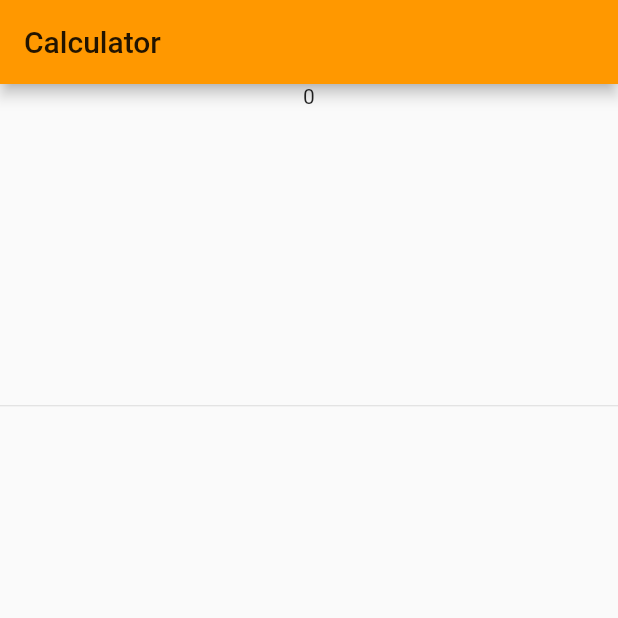
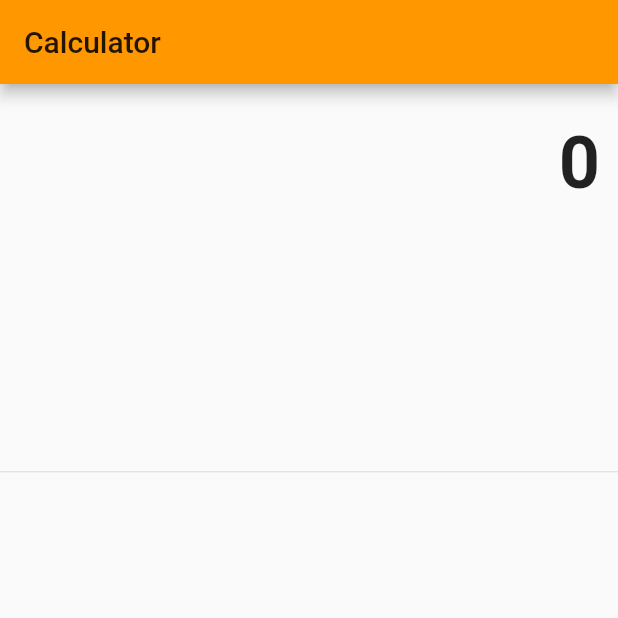
Before and after one commit to z35ali/calculator_app, a Flutter app: the screen it shows after launch, on a phone screen of 412 x 824 dp, the top half of it. Run offline on Flutter 3.47's test engine with Material 2 defaults, Android fonts, the phone set to English and light mode, and no system bars.

Commit message:
Style output text

```diff
--- a/lib/main.dart
+++ b/lib/main.dart
@@ -44,7 +44,7 @@ class MyHomePage extends StatefulWidget {
 }
 
 class _MyHomePageState extends State<MyHomePage> {
-
+  String output = "0";
   Widget createButtons(String buttonText){
     return new Expanded( // Buttons takes up all vertical space
       child: new OutlineButton(
@@ -76,7 +76,16 @@ class _MyHomePageState extends State<MyHomePage> {
       ),
       body: new Container(
         child: new Column(children: <Widget>[
-          new Text("0"),
+          new Container(
+            alignment: Alignment.centerRight ,
+              padding: new EdgeInsets.symmetric(
+            vertical: 24.0,
+          horizontal: 12.0
+        ),
+              child: new Text(output, style: new TextStyle(
+            fontSize: 48.0,
+            fontWeight: FontWeight.bold
+          ))),
 
           new Expanded(child: new Divider(),
           ),
```
